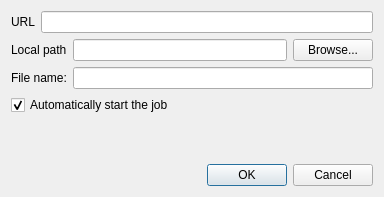
Above: src/plugins/http/jobadderdialog.ui from 0xd34df00d/leechcraft before the change. Below: the same form after it.
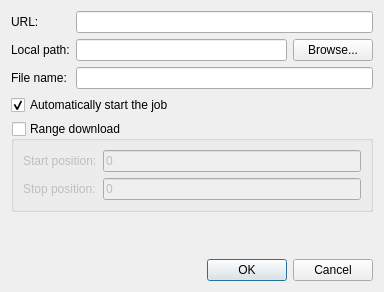
That is the form after the change.

Commit message: * HTTP/FTP: FS#43: Implemented range download (byte n1 to byte n2).

Diff of the .ui file:
```diff
--- a/src/plugins/http/jobadderdialog.ui
+++ b/src/plugins/http/jobadderdialog.ui
@@ -6,7 +6,7 @@
     <x>0</x>
     <y>0</y>
     <width>380</width>
-    <height>197</height>
+    <height>292</height>
    </rect>
   </property>
   <property name="windowTitle" >
@@ -14,28 +14,26 @@
   </property>
   <layout class="QVBoxLayout" >
    <item>
-    <layout class="QHBoxLayout" >
-     <item>
+    <layout class="QGridLayout" >
+     <item row="0" column="0" >
       <widget class="QLabel" name="URLLabel_" >
        <property name="text" >
-        <string>URL</string>
+        <string>URL:</string>
        </property>
       </widget>
      </item>
-     <item>
+     <item row="0" column="1" >
       <widget class="QLineEdit" name="URL_" />
      </item>
-    </layout>
-   </item>
-   <item>
-    <layout class="QHBoxLayout" >
-     <item>
+     <item row="1" column="0" >
       <widget class="QLabel" name="LocalLabel_" >
        <property name="text" >
-        <string>Local path</string>
+        <string>Local path:</string>
        </property>
       </widget>
      </item>
+     <item row="1" column="1" >
+      <layout class="QHBoxLayout" >
      <item>
       <widget class="QLineEdit" name="LocalName_" />
      </item>
@@ -48,16 +46,14 @@
      </item>
     </layout>
    </item>
-   <item>
-    <layout class="QHBoxLayout" >
-     <item>
+     <item row="2" column="0" >
       <widget class="QLabel" name="label" >
        <property name="text" >
         <string>File name:</string>
        </property>
       </widget>
      </item>
-     <item>
+     <item row="2" column="1" >
       <widget class="QLineEdit" name="FileName_" />
      </item>
     </layout>
@@ -72,6 +68,61 @@
      </property>
     </widget>
    </item>
+   <item>
+    <widget class="QGroupBox" name="RangeDownload_" >
+     <property name="title" >
+      <string>Range download</string>
+     </property>
+     <property name="checkable" >
+      <bool>true</bool>
+     </property>
+     <property name="checked" >
+      <bool>false</bool>
+     </property>
+     <layout class="QGridLayout" >
+      <item row="0" column="0" >
+       <widget class="QLabel" name="label_2" >
+        <property name="text" >
+         <string>Start position:</string>
+        </property>
+       </widget>
+      </item>
+      <item row="1" column="0" >
+       <widget class="QLabel" name="label_3" >
+        <property name="text" >
+         <string>Stop position:</string>
+        </property>
+       </widget>
+      </item>
+      <item row="0" column="1" >
+       <widget class="QLineEdit" name="StartPosition_" >
+        <property name="inputMask" >
+         <string>999999999999999; </string>
+        </property>
+        <property name="text" >
+         <string>0</string>
+        </property>
+        <property name="maxLength" >
+         <number>15</number>
+        </property>
+       </widget>
+      </item>
+      <item row="1" column="1" >
+       <widget class="QLineEdit" name="StopPosition_" >
+        <property name="inputMask" >
+         <string>999999999999999; </string>
+        </property>
+        <property name="text" >
+         <string>0</string>
+        </property>
+        <property name="maxLength" >
+         <number>15</number>
+        </property>
+       </widget>
+      </item>
+     </layout>
+    </widget>
+   </item>
    <item>
     <spacer>
      <property name="orientation" >
```
Lines whose indentation alone changed are shown as unchanged. The commit also changes 10 other files.
